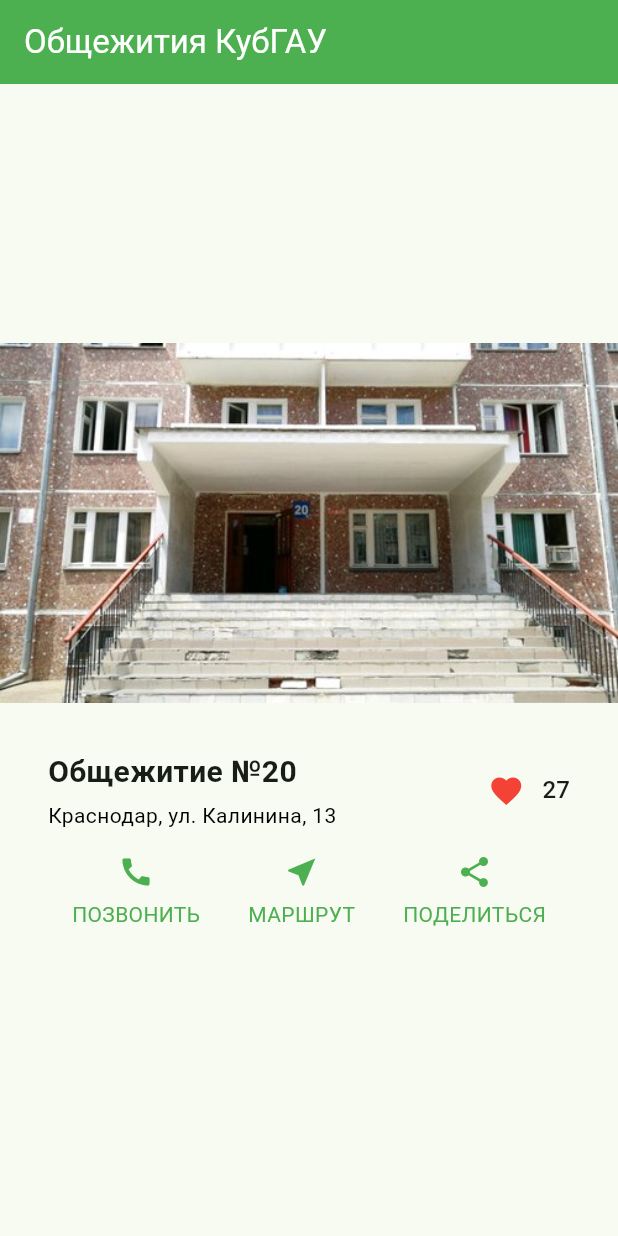
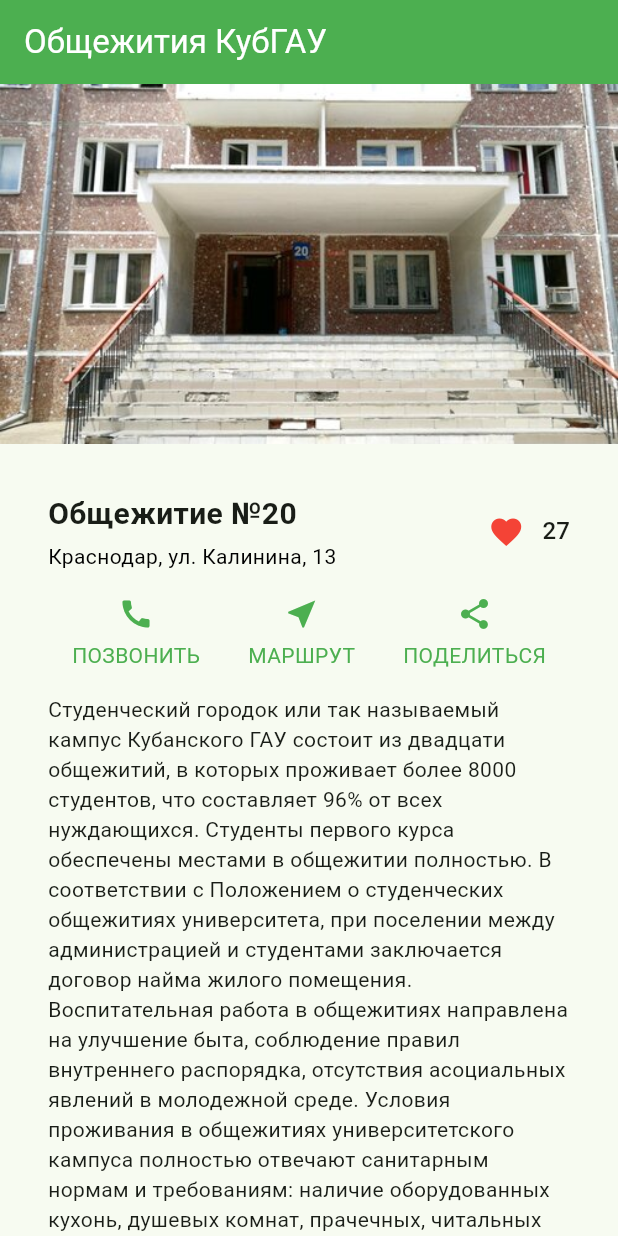
Before and after one commit to GrigorevNikOfficial/PI2302_Grigorev, a Flutter app: the screen it shows after launch, on a phone screen of 412 x 824 dp. Run offline on Flutter 3.47's test engine with Material 3 defaults, Android fonts, the phone set to English and light mode, and no system bars.

Commit message:
Просто текст в статье

```diff
--- a/lab_4/lib/main.dart
+++ b/lab_4/lib/main.dart
@@ -181,6 +181,28 @@
                         ),
                       ],
                     ),
+                    SizedBox(height: 16),
+                    Text(
+                      'Студенческий городок или так называемый кампус '
+                      'Кубанского ГАУ состоит из двадцати общежитий, в которых '
+                      'проживает более 8000 студентов, что составляет 96% от '
+                      'всех нуждающихся. Студенты первого курса обеспечены '
+                      'местами в общежитии полностью. В соответствии с '
+                      'Положением о студенческих общежитиях университета, при '
+                      'поселении между администрацией и студентами заключается '
+                      'договор найма жилого помещения. Воспитательная работа в '
+                      'общежитиях направлена на улучшение быта, соблюдение '
+                      'правил внутреннего распорядка, отсутствия асоциальных '
+                      'явлений в молодежной среде. Условия проживания в '
+                      'общежитиях университетского кампуса полностью отвечают '
+                      'санитарным нормам и требованиям: наличие оборудованных '
+                      'кухонь, душевых комнат, прачечных, читальных залов, '
+                      'комнат самоподготовки, помещений для заседаний '
+                      'студенческих советов и наглядной агитации. С целью '
+                      'улучшения условий быта студентов активно работает '
+                      'система студенческого самоуправления - студенческие '
+                      'советы организуют всю работу по самообслуживанию.',
+                    ),
                   ],
                 ),
               ),
```
